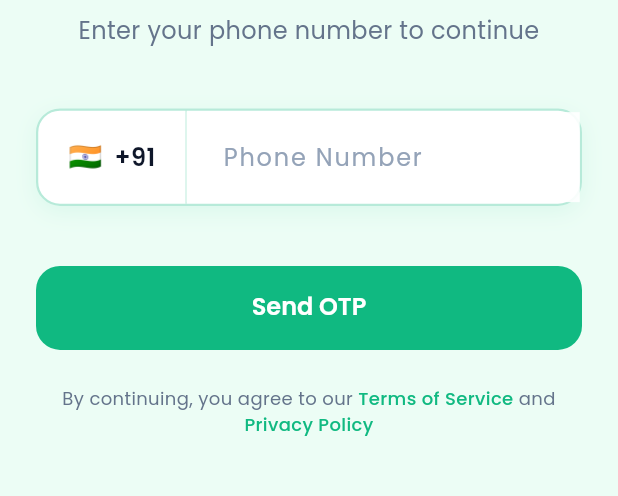
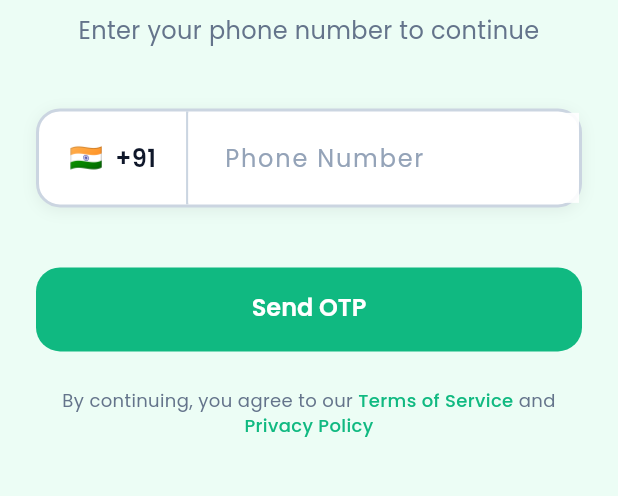
Before and after one commit to Nivs4796/SendIt, a Flutter app: the screen it shows after launch, after a tap on "Skip", on a phone screen of 412 x 824 dp, the part 373-869 px from its top. Run offline on Flutter 3.47's test engine with Material 3 defaults, Android fonts, the phone set to English and light mode, and no system bars; our stand-ins replace dio, flutter_spinkit, get, get_storage, google_fonts, pinput; accounts and stored records are empty.

Commit message:
fix: Improve phone input border visibility
Root cause: Emerald border (30% opacity) on mint background
created green-on-green with ~5% contrast - nearly invisible.

Fix:
- Changed border from emerald@30% → grey300 (#CBD5E1)
- Increased border width 1.5 → 2.0 for better definition
- Changed divider to grey300 with 1.5px width
- Adjusted shadow to neutral black@6%

Result: High contrast border clearly visible on mint background.

Co-Authored-By: Claude Opus 4.5 <noreply@anthropic.com>

```diff
--- a/user_app/lib/app/modules/auth/views/login_view.dart
+++ b/user_app/lib/app/modules/auth/views/login_view.dart
@@ -127,20 +127,20 @@ class _LoginContentState extends State<_LoginContent>
 
                       const SizedBox(height: 40),
 
-                      // Phone Input - Better visibility
+                      // Phone Input - High contrast border
                       Container(
                         decoration: BoxDecoration(
                           color: AppColors.white,
                           borderRadius: BorderRadius.circular(AppTheme.radiusMedium),
                           border: Border.all(
-                            color: AppColors.primary.withValues(alpha: 0.3),
-                            width: 1.5,
+                            color: AppColors.grey300, // Grey border for clear visibility
+                            width: 2.0,
                           ),
                           boxShadow: [
                             BoxShadow(
-                              color: AppColors.primary.withValues(alpha: 0.08),
-                              blurRadius: 12,
-                              offset: const Offset(0, 4),
+                              color: AppColors.black.withValues(alpha: 0.06),
+                              blurRadius: 8,
+                              offset: const Offset(0, 2),
                             ),
                           ],
                         ),
@@ -152,10 +152,11 @@ class _LoginContentState extends State<_LoginContent>
                                 horizontal: 20,
                                 vertical: 18,
                               ),
-                              decoration: BoxDecoration(
+                              decoration: const BoxDecoration(
                                 border: Border(
                                   right: BorderSide(
-                                    color: AppColors.primary.withValues(alpha: 0.2),
+                                    color: AppColors.grey300, // Visible divider
+                                    width: 1.5,
                                   ),
                                 ),
                               ),
```
